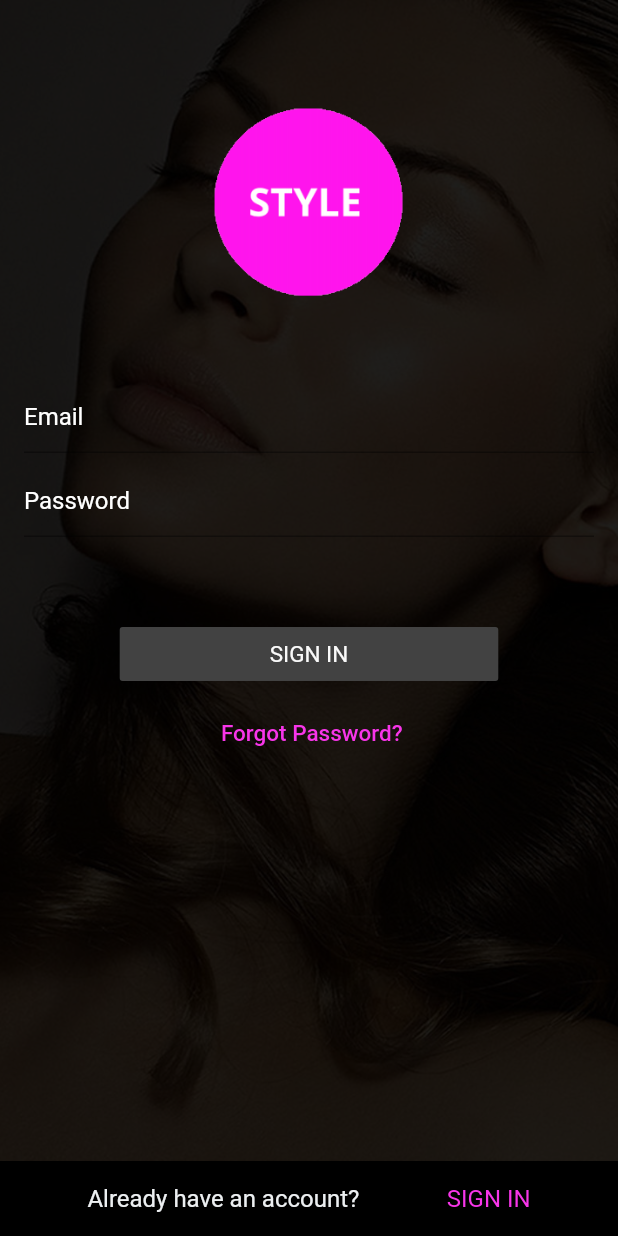
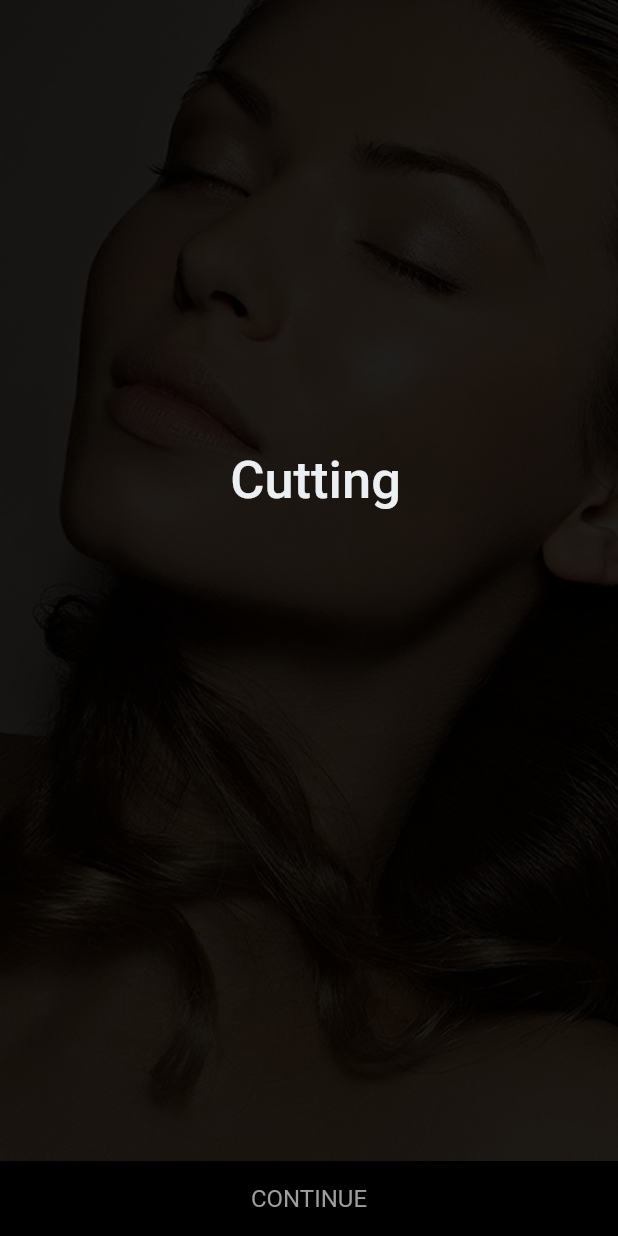
Before and after one commit to ezrasandzerbell/FLUTTER-ios-android-app, a Flutter app: the signUpPageOne screen opened by its route, after a tap on "CONTINUE", on a phone screen of 412 x 824 dp. Run offline on Flutter 3.47's test engine with Material 2 defaults, Android fonts, the phone set to English and light mode, and no system bars; missing offline and left inert: carousel.

Commit message:
create footer switch statements to handle routing

```diff
--- a/lib/main-footer.dart
+++ b/lib/main-footer.dart
@@ -1,17 +1,37 @@
 import 'package:flutter/material.dart';
 import 'package:flutter/rendering.dart';
+import 'sign-up-services.dart';
+import 'sign-up-p1.dart';
 import 'sign-in-page.dart';
 
 var whiteColor = const Color(0xFFeceff1);
 var pinkColor = const Color(0xFFf735e9);
 
-Widget footerLink(String label, Color colorCode, BuildContext context) {
+
+
+Widget footerLink(String label, Color colorCode, BuildContext context, routeContext) {
   return new Column(
     mainAxisAlignment: MainAxisAlignment.center,
     children: [
       new GestureDetector(
         onTap: (){
-          Navigator.of(context).pushNamed(signInPage.routeName);
+          switch(routeContext) {
+            case "signInPage": {
+              Navigator.of(context).pushNamed(signInPage.routeName);
+            }
+            break;
+
+            case "signUpPage": {
+              Navigator.of(context).pushNamed(signUpPageOne.routeName);
+            }
+            break;
+
+            case "signUpServices": {
+              Navigator.of(context).pushNamed(signUpPageServices.routeName);
+            }
+            break;
+          }
+
         },
         child: new Container(
           child: new Text(
@@ -28,15 +48,15 @@ Widget footerLink(String label, Color colorCode, BuildContext context) {
   );
 }
 
-Widget footer(context) {
+Widget landingPageFooter(context) {
   return new Container(
     height: 50.0,
     decoration: new BoxDecoration(color: Colors.black),
     child: new Row(
       mainAxisAlignment: MainAxisAlignment.spaceEvenly,
       children: [
-        footerLink('Already have an account?', whiteColor, context),
-        footerLink('SIGN IN', pinkColor, context),
+        footerLink('Already have an account?', whiteColor, context, "signInPage"),
+        footerLink('SIGN IN', pinkColor, context, "signInPage"),
       ],
     ),
   );
--- a/lib/main.dart
+++ b/lib/main.dart
@@ -2,6 +2,7 @@ import 'package:flutter/material.dart';
 import 'my-app-homepage.dart';
 import 'sign-in-page.dart';
 import 'sign-up-p1.dart';
+import 'sign-up-services.dart';
 
 void main() {
   runApp(new MyApp());
@@ -14,6 +15,7 @@ class MyApp extends StatelessWidget {
     var routes = <String, WidgetBuilder> {
       signUpPageOne.routeName: (BuildContext context) => new signUpPageOne(title: "signUpPageOne"),
       signInPage.routeName: (BuildContext context) => new signInPage(title: "signInPage"),
+      signUpPageServices.routeName: (BuildContext context) => new signUpPageServices(title: "signUpPageServices"),
     };
 
     return new MaterialApp(
--- a/lib/my-app-homepage.dart
+++ b/lib/my-app-homepage.dart
@@ -115,7 +115,7 @@ class MyAppHomePage extends StatelessWidget {
             ),
           ]
       ),
-      bottomNavigationBar: footer(context),
+      bottomNavigationBar: landingPageFooter(context),
     );
     return homePageView;
   }
--- a/lib/sign-in-page.dart
+++ b/lib/sign-in-page.dart
@@ -51,30 +51,6 @@ class signInPage extends StatelessWidget {
       ),
     );
 
-
-    Column signInLink(String label) {
-
-      return new Column(
-        mainAxisAlignment: MainAxisAlignment.center,
-        children: [
-          new Container(
-            child: new Text(
-              label,
-              style: new TextStyle(
-                  fontSize: 16.0,
-                  fontWeight: FontWeight.w400,
-                  color: const Color(0xFFf735e9)
-              ),
-            ),
-          ),
-        ],
-      );
-    }
-
-
-
-
-
     var formThemeDefault = Theme.of(context).copyWith(
       primaryColor: const Color(0xFFf735e9), // underline color with focus
       hintColor: Colors.white, // underline color without focus
@@ -106,9 +82,6 @@ class signInPage extends StatelessWidget {
         )
     );
 
-
-
-
     Widget backgroundImage = new Container(
         decoration: new BoxDecoration(
           image: new DecorationImage(
@@ -136,7 +109,7 @@ class signInPage extends StatelessWidget {
             ),
           ]
       ),
-      bottomNavigationBar: footer(context),
+      bottomNavigationBar: landingPageFooter(context),
     );
     return homePageView;
   }
--- a/lib/sign-up-p1.dart
+++ b/lib/sign-up-p1.dart
@@ -36,8 +36,19 @@ class signUpPageOne extends StatelessWidget {
       );
     }
 
+//    Widget tosAgreeCheckbox() {
+//      return new Container (
+//          child: new CheckboxListTile(
+//            title: new Text('I agree to the Terms and Conditions'),
+//            value: true,
+//            onChanged: (bool value){
+//            }
+//
+//          )
+//      );
+//    }
 
-    Widget signInForm = new Container (
+    Widget signUpForm = new Container (
         padding: const EdgeInsets.only(bottom: 50.0),
         child: new Column(
             children: <Widget> [
@@ -65,7 +76,7 @@ class signUpPageOne extends StatelessWidget {
       child: new Row(
         mainAxisAlignment: MainAxisAlignment.spaceEvenly,
         children: [
-          footerLink('CONTINUE', Colors.grey, context),
+          footerLink('CONTINUE', Colors.grey, context,  "signUpServices"),
         ],
       ),
     );
@@ -80,7 +91,7 @@ class signUpPageOne extends StatelessWidget {
               physics: new NeverScrollableScrollPhysics(),
               children: [
                 style360Logo,
-                signInForm
+                signUpForm
               ],
             ),
           ]
--- /dev/null
+++ b/lib/sign-up-services.dart
@@ -0,0 +1,66 @@
+import 'package:flutter/material.dart';
+import 'package:flutter/rendering.dart';
+import 'main-footer.dart';
+
+class signUpPageServices extends StatelessWidget {
+  signUpPageServices({Key key, this.title}) : super(key: key);
+
+  static const String routeName = "/signUpPageServices";
+
+  final String title;
+
+  @override Widget build(BuildContext context) {
+
+    Widget backgroundImage = new Container(
+        decoration: new BoxDecoration(
+          image: new DecorationImage(
+            image: new AssetImage("images/img1.jpg"),
+            colorFilter: new ColorFilter.mode(Colors.black.withOpacity(0.8), BlendMode.srcATop),
+            fit: BoxFit.cover,
+          ),
+        )
+    );
+
+    Widget continueFooterButton = new Container(
+      height: 50.0,
+      decoration: new BoxDecoration(color: Colors.black),
+      child: new Row(
+        mainAxisAlignment: MainAxisAlignment.spaceEvenly,
+        children: [
+          footerLink('CONTINUE', Colors.grey, context, "signUpPage"),
+        ],
+      ),
+    );
+
+    Widget titleTextSection = new Container(
+      padding: const EdgeInsets.only(left: 80.0, right: 80.0, top: 300.0, bottom: 20.0),
+      child: new Text(
+        ''' Cutting ''',
+        textAlign: TextAlign.center,
+        style: new TextStyle(
+            fontSize: 35.0,
+            fontWeight: FontWeight.w500,
+            color: const Color(0xFFeceff1)
+        ),
+      ),
+    );
+
+    Widget currentPageView = new Scaffold(
+      body: new Stack (
+          children: <Widget>[
+            new PageView(
+              children: [backgroundImage],
+            ),
+            new ListView(
+              physics: new NeverScrollableScrollPhysics(),
+              children: [
+                titleTextSection
+              ],
+            ),
+          ]
+      ),
+      bottomNavigationBar: continueFooterButton,
+    );
+    return currentPageView;
+  }
+}
```
Also changed, not shown: lib/formFieldDefault.dart (added).
